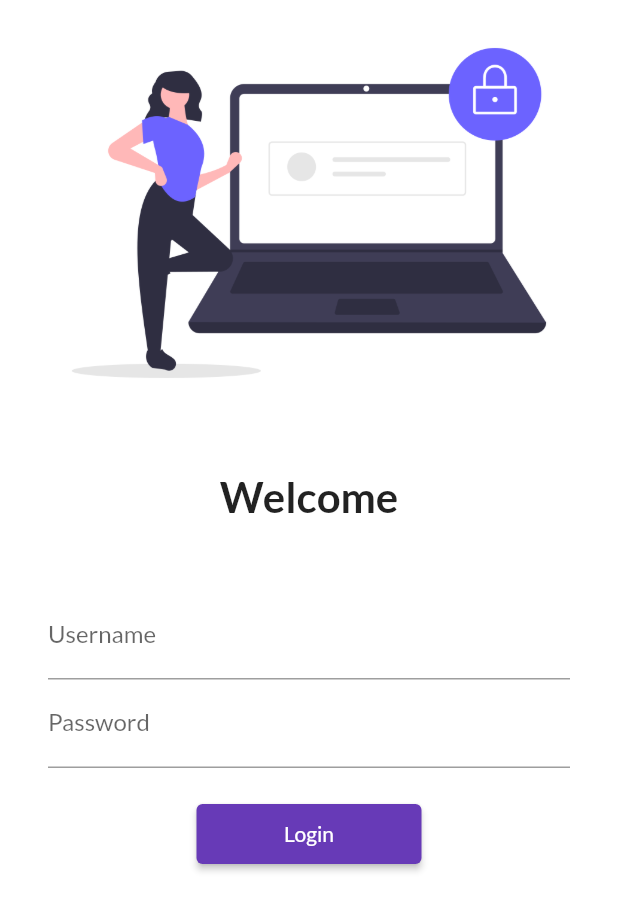
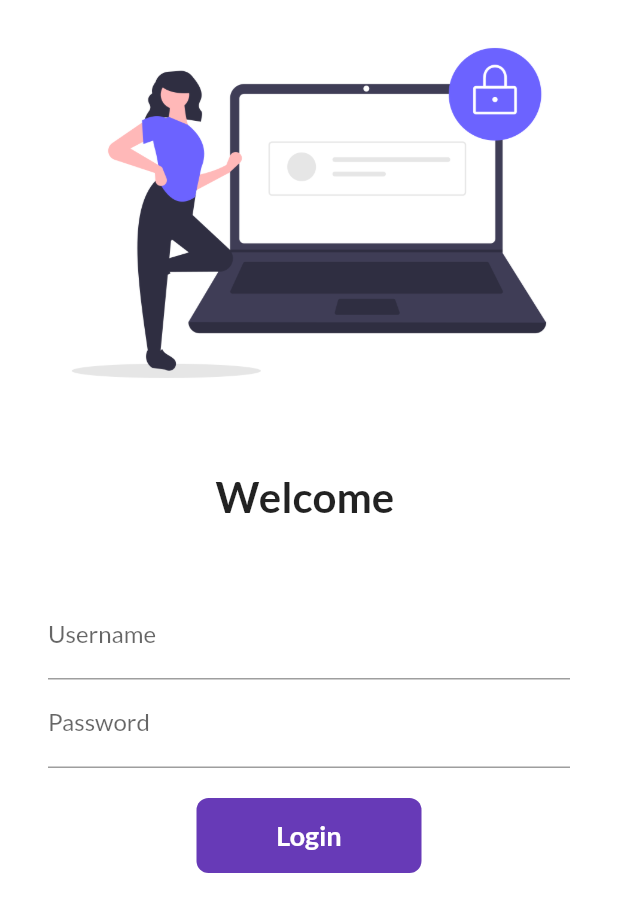
Before and after one commit to sahilbansal123-lang/Flutter-project, a Flutter app: the screen it shows after launch, on a phone screen of 412 x 824 dp. Shown: the top 912 px of the screen. Run offline on Flutter 3.47's test engine with Material 2 defaults, Android fonts, the phone set to English and light mode, and no system bars; our stand-ins replace google_fonts.

Commit message:
day 6 completed

```diff
--- a/lib/pages/login_page.dart
+++ b/lib/pages/login_page.dart
@@ -2,7 +2,15 @@ import 'package:flutter/material.dart';
 import '/utils/routes.dart';
 // import 'dart:ui';
 
-class LoginPage extends StatelessWidget {
+class LoginPage extends StatefulWidget {
+  @override
+  State<LoginPage> createState() => _LoginPageState();
+}
+
+class _LoginPageState extends State<LoginPage> {
+  String name = "";
+  bool changeButton = false;
+
   @override
   Widget build(BuildContext context) {
     return Material(
@@ -17,8 +25,8 @@ class LoginPage extends StatelessWidget {
               const SizedBox(
                 height: 30.0,
               ),
-              const Text(
-                "Welcome",
+              Text(
+                "Welcome $name",
                 style: TextStyle(
                   fontSize: 28,
                   fontWeight: FontWeight.bold,
@@ -37,6 +45,10 @@ class LoginPage extends StatelessWidget {
                         hintText: "Enter Username",
                         labelText: "Username",
                       ),
+                      onChanged: (value) {
+                        name = value;
+                        setState(() {});
+                      },
                     ),
                     TextFormField(
                       obscureText: true,
@@ -48,12 +60,48 @@ class LoginPage extends StatelessWidget {
                     const SizedBox(
                       height: 20.0,
                     ),
-                    ElevatedButton(
-                        onPressed: () {
-                          Navigator.pushNamed(context, MyRoutes.homeRoute);
-                        },
-                        style: TextButton.styleFrom(minimumSize: Size(150, 40)),
-                        child: Text("Login"))
+                    // ElevatedButton(
+                    //     style: TextButton.styleFrom(minimumSize: Size(150, 40)),
+                    //     child: Text("Login"),
+                    //     onPressed: () {
+                    //       Navigator.pushNamed(context, MyRoutes.homeRoute);
+                    //     },
+                    //  ),
+
+                    InkWell(
+                      onTap: () async {
+                        setState(() {
+                          changeButton = true;
+                        });
+                        await Future.delayed(Duration(seconds: 1));
+                        Navigator.pushNamed(context, MyRoutes.homeRoute);
+                      },
+                      child: AnimatedContainer(
+                        duration: Duration(seconds: 1),
+                        height: 50,
+                        width: changeButton ? 50 : 150,
+                        alignment: Alignment.center,
+                        child: changeButton
+                            ? Icon(
+                                Icons.done,
+                                color: Colors.white,
+                              )
+                            : Text(
+                                "Login",
+                                style: TextStyle(
+                                    color: Colors.white,
+                                    fontWeight: FontWeight.bold,
+                                    fontSize: 18.0),
+                              ),
+                        decoration: BoxDecoration(
+                            color: Colors.deepPurple,
+                            // shape: changeButton
+                            //     ? BoxShape.circle
+                            //     : BoxShape.rectangle,
+                            borderRadius:
+                                BorderRadius.circular(changeButton ? 50 : 8)),
+                      ),
+                    )
                   ],
                 ),
               ),
```
